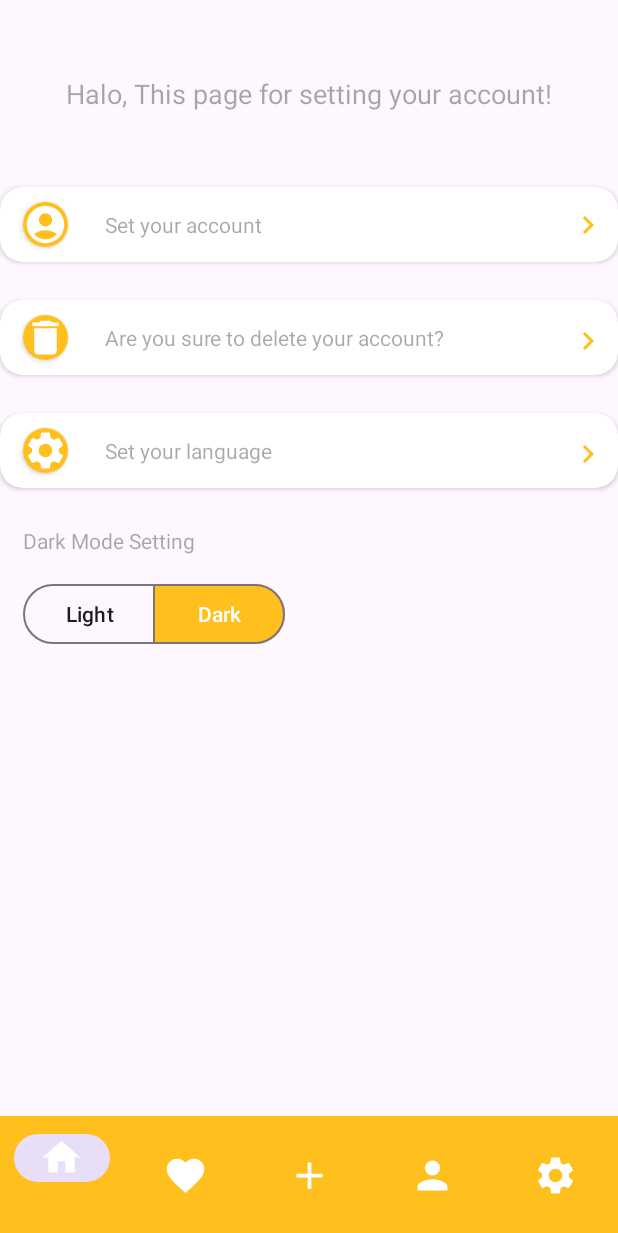
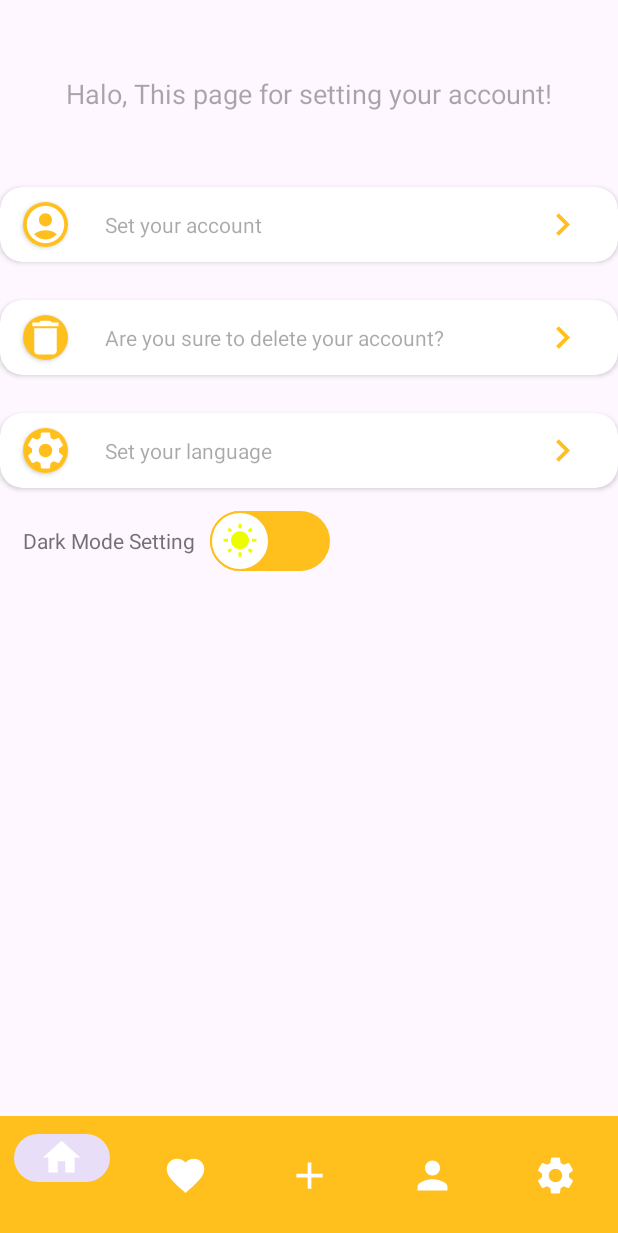
Before and after one commit to Aeoline/Recepku-MD, an Android app: the fragment SettingFragment placed in its activity, on a phone screen of 412 x 824 dp. Shown: the top 1233 px of the screen. Run offline under Robolectric (Android 15) with nearby library versions, the phone set to English and light mode, and no system bars; libraries missing offline, so code that uses them is left out: com.denzcoskun.imageslider; 10 statements that could not run were skipped.

Commit message:
settings-update

```diff
--- /dev/null
+++ b/app/src/main/java/com/aubrey/recepku/view/ViewModelFactory.kt
@@ -0,0 +1,36 @@
+package com.aubrey.recepku.view
+
+import android.content.Context
+import androidx.lifecycle.ViewModel
+import androidx.lifecycle.ViewModelProvider
+import com.aubrey.recepku.data.Injection
+import com.aubrey.recepku.data.repository.UserRepository
+import com.aubrey.recepku.view.register.RegisterViewModel
+
+class ViewModelFactory(private val repository: UserRepository): ViewModelProvider.NewInstanceFactory() {
+
+    override fun <T : ViewModel> create(modelClass: Class<T>): T {
+        return when{
+            modelClass.isAssignableFrom(RegisterViewModel::class.java) ->{
+                RegisterViewModel(repository) as T
+            }
+            modelClass.isAssignableFrom(SettingViewModel::class.java) ->{
+                SettingViewModel(repository) as T
+            }
+            else -> throw IllegalArgumentException("Unknown ViewModel class:" + modelClass.name)
+        }
+    }
+
+    companion object {
+        private var INSTANCE: ViewModelFactory? = null
+
+        fun getInstance(context: Context): ViewModelFactory {
+            if (INSTANCE == null) {
+                synchronized(ViewModelFactory::class.java) {
+                    INSTANCE = ViewModelFactory(Injection.provideRepository(context))
+                }
+            }
+            return INSTANCE as ViewModelFactory
+        }
+    }
+}
--- a/app/src/main/java/com/aubrey/recepku/view/fragments/SettingFragment.kt
+++ b/app/src/main/java/com/aubrey/recepku/view/fragments/SettingFragment.kt
@@ -1,60 +1,58 @@
 package com.aubrey.recepku.view.fragments
 
+import android.content.Intent
 import android.os.Bundle
+import android.provider.Settings
 import androidx.fragment.app.Fragment
 import android.view.LayoutInflater
 import android.view.View
 import android.view.ViewGroup
-import com.aubrey.recepku.R
+import android.widget.CompoundButton
+import androidx.appcompat.app.AppCompatDelegate
+import androidx.fragment.app.viewModels
+import com.aubrey.recepku.databinding.FragmentSettingBinding
+import com.aubrey.recepku.view.SettingViewModel
+import com.aubrey.recepku.view.ViewModelFactory
 
-// TODO: Rename parameter arguments, choose names that match
-// the fragment initialization parameters, e.g. ARG_ITEM_NUMBER
-private const val ARG_PARAM1 = "param1"
-private const val ARG_PARAM2 = "param2"
+class SettingFragment : Fragment() {
 
-/**
- * A simple [Fragment] subclass.
- * Use the [SettingFragment.newInstance] factory method to
- * create an instance of this fragment.
- */
-class SettingFragment : Fragment() {
-    // TODO: Rename and change types of parameters
-    private var param1: String? = null
-    private var param2: String? = null
-
-    override fun onCreate(savedInstanceState: Bundle?) {
-        super.onCreate(savedInstanceState)
-        arguments?.let {
-            param1 = it.getString(ARG_PARAM1)
-            param2 = it.getString(ARG_PARAM2)
-        }
-    }
+    private lateinit var binding: FragmentSettingBinding
 
     override fun onCreateView(
         inflater: LayoutInflater, container: ViewGroup?,
         savedInstanceState: Bundle?
-    ): View? {
-        // Inflate the layout for this fragment
-        return inflater.inflate(R.layout.fragment_setting, container, false)
+    ): View {
+        binding = FragmentSettingBinding.inflate(layoutInflater)
+        return binding.root
     }
 
-    companion object {
-        /**
-         * Use this factory method to create a new instance of
-         * this fragment using the provided parameters.
-         *
-         * @param param1 Parameter 1.
-         * @param param2 Parameter 2.
-         * @return A new instance of fragment SettingFragment.
-         */
-        // TODO: Rename and change types and number of parameters
-        @JvmStatic
-        fun newInstance(param1: String, param2: String) =
-            SettingFragment().apply {
-                arguments = Bundle().apply {
-                    putString(ARG_PARAM1, param1)
-                    putString(ARG_PARAM2, param2)
-                }
+    override fun onViewCreated(view: View, savedInstanceState: Bundle?) {
+        super.onViewCreated(view, savedInstanceState)
+        setDarkMode()
+        setLanguage()
+    }
+
+    private fun setLanguage(){
+        binding.cardLanguage.setOnClickListener {
+            val intent = Intent(Settings.ACTION_LOCALE_SETTINGS)
+            startActivity(intent)
+        }
+    }
+    private fun setDarkMode(){
+        val viewModel by viewModels<SettingViewModel> {
+            ViewModelFactory.getInstance(requireActivity().application)
+        }
+        viewModel.getThemeSetting().observe(this){
+            if (it){
+                AppCompatDelegate.setDefaultNightMode(AppCompatDelegate.MODE_NIGHT_YES)
+                binding.switchDarkMode.isChecked = true
+            }else{
+                AppCompatDelegate.setDefaultNightMode(AppCompatDelegate.MODE_NIGHT_NO)
+                binding.switchDarkMode.isChecked = false
             }
+        }
+        binding.switchDarkMode.setOnCheckedChangeListener { _: CompoundButton, isChecked: Boolean ->
+            viewModel.saveThemeSetting(isChecked)
+        }
     }
 }
--- /dev/null
+++ b/app/src/main/res/drawable/ic_night_grey.xml
@@ -0,0 +1,5 @@
+<vector android:height="24dp" android:tint="#424040"
+    android:viewportHeight="24" android:viewportWidth="24"
+    android:width="24dp" xmlns:android="http://schemas.android.com/apk/res/android">
+    <path android:fillColor="@android:color/white" android:pathData="M12.01,12c0,-3.57 2.2,-6.62 5.31,-7.87 0.89,-0.36 0.75,-1.69 -0.19,-1.9 -1.1,-0.24 -2.27,-0.3 -3.48,-0.14 -4.51,0.6 -8.12,4.31 -8.59,8.83C4.44,16.93 9.13,22 15.01,22c0.73,0 1.43,-0.08 2.12,-0.23 0.95,-0.21 1.1,-1.53 0.2,-1.9 -3.22,-1.29 -5.33,-4.41 -5.32,-7.87z"/>
+</vector>
--- /dev/null
+++ b/app/src/main/res/drawable/ic_sunny_yellow.xml
@@ -0,0 +1,5 @@
+<vector android:height="24dp" android:tint="#EDFD00"
+    android:viewportHeight="24" android:viewportWidth="24"
+    android:width="24dp" xmlns:android="http://schemas.android.com/apk/res/android">
+    <path android:fillColor="@android:color/white" android:pathData="M6.76,4.84l-1.8,-1.79 -1.41,1.41 1.79,1.79 1.42,-1.41zM4,10.5L1,10.5v2h3v-2zM13,0.55h-2L11,3.5h2L13,0.55zM20.45,4.46l-1.41,-1.41 -1.79,1.79 1.41,1.41 1.79,-1.79zM17.24,18.16l1.79,1.8 1.41,-1.41 -1.8,-1.79 -1.4,1.4zM20,10.5v2h3v-2h-3zM12,5.5c-3.31,0 -6,2.69 -6,6s2.69,6 6,6 6,-2.69 6,-6 -2.69,-6 -6,-6zM11,22.45h2L13,19.5h-2v2.95zM3.55,18.54l1.41,1.41 1.79,-1.8 -1.41,-1.41 -1.79,1.8z"/>
+</vector>
--- /dev/null
+++ b/app/src/main/res/drawable/thumb.xml
@@ -0,0 +1,9 @@
+<?xml version="1.0" encoding="utf-8"?>
+<selector xmlns:android="http://schemas.android.com/apk/res/android">
+    <item
+        android:state_checked="true"
+        android:drawable="@drawable/thumb_true"/>
+    <item
+        android:state_checked="false"
+        android:drawable="@drawable/thumb_false"/>
+</selector>
--- /dev/null
+++ b/app/src/main/res/drawable/thumb_false.xml
@@ -0,0 +1,21 @@
+<?xml version="1.0" encoding="utf-8"?>
+<layer-list xmlns:android="http://schemas.android.com/apk/res/android">
+    <item>
+        <shape android:shape="oval">
+            <solid
+                android:color="@color/white"/>
+            <size
+                android:height="8dp"
+                android:width="8dp"/>
+            <stroke
+                android:width="1dp"
+                android:color="@color/yellow"/>
+        </shape>
+    </item>
+    <item
+        android:drawable="@drawable/ic_sunny_yellow"
+        android:top="8dp"
+        android:bottom="8dp"
+        android:start="8dp"
+        android:end="8dp"/>
+</layer-list>
--- /dev/null
+++ b/app/src/main/res/drawable/thumb_true.xml
@@ -0,0 +1,21 @@
+<?xml version="1.0" encoding="utf-8"?>
+<layer-list xmlns:android="http://schemas.android.com/apk/res/android">
+    <item>
+        <shape android:shape="oval">
+            <solid
+                android:color="@color/white"/>
+            <size
+                android:height="8dp"
+                android:width="8dp"/>
+            <stroke
+                android:width="1dp"
+                android:color="@color/grey"/>
+        </shape>
+    </item>
+    <item
+        android:drawable="@drawable/ic_night_grey"
+        android:top="8dp"
+        android:bottom="8dp"
+        android:start="8dp"
+        android:end="8dp"/>
+</layer-list>
--- /dev/null
+++ b/app/src/main/res/drawable/track.xml
@@ -0,0 +1,28 @@
+<?xml version="1.0" encoding="utf-8"?>
+<selector xmlns:android="http://schemas.android.com/apk/res/android">
+    <item
+        android:state_checked="true">
+        <shape
+            android:shape="rectangle">
+            <solid
+                android:color="@color/grey"/>
+            <size
+                android:height="8dp"/>
+            <corners
+                android:radius="100dp"/>
+        </shape>
+    </item>
+
+    <item
+        android:state_checked="false">
+        <shape
+            android:shape="rectangle">
+            <solid
+                android:color="@color/yellow"/>
+            <size
+                android:height="8dp"/>
+            <corners
+                android:radius="100dp"/>
+        </shape>
+    </item>
+</selector>
--- a/app/src/main/res/layout/fragment_setting.xml
+++ b/app/src/main/res/layout/fragment_setting.xml
@@ -47,11 +47,11 @@
                 android:layout_marginTop="15dp"/>
             <ImageView
                 android:id="@+id/ivNavAccount"
-                android:layout_width="wrap_content"
-                android:layout_height="wrap_content"
+                android:layout_width="30dp"
+                android:layout_height="30dp"
                 app:srcCompat="@drawable/ic_next_yellow"
-                android:layout_marginStart="380dp"
-                android:layout_marginTop="13dp"/>
+                android:layout_marginStart="360dp"
+                android:layout_marginTop="10dp"/>
         </androidx.cardview.widget.CardView>
 
         <androidx.cardview.widget.CardView
@@ -82,11 +82,11 @@
                 android:layout_marginTop="15dp"/>
             <ImageView
                 android:id="@+id/ivNavDelete"
-                android:layout_width="wrap_content"
-                android:layout_height="wrap_content"
+                android:layout_width="30dp"
+                android:layout_height="30dp"
                 app:srcCompat="@drawable/ic_next_yellow"
-                android:layout_marginStart="380dp"
-                android:layout_marginTop="15dp"/>
+                android:layout_marginStart="360dp"
+                android:layout_marginTop="10dp"/>
         </androidx.cardview.widget.CardView>
 
 
@@ -118,11 +118,11 @@
                 android:layout_marginTop="15dp"/>
             <ImageView
                 android:id="@+id/ivNavSetting"
-                android:layout_width="wrap_content"
-                android:layout_height="wrap_content"
+                android:layout_width="30dp"
+                android:layout_height="30dp"
                 app:srcCompat="@drawable/ic_next_yellow"
-                android:layout_marginStart="380dp"
-                android:layout_marginTop="15dp"/>
+                android:layout_marginStart="360dp"
+                android:layout_marginTop="10dp"/>
         </androidx.cardview.widget.CardView>
 
         <TextView
@@ -135,32 +135,26 @@
             app:layout_constraintStart_toStartOf="parent"
             android:hint="@string/darkmode_setting"/>
 
-        <com.google.android.material.button.MaterialButtonToggleGroup
-            android:id="@+id/toggleButton"
-            android:layout_width="175dp"
-            android:layout_height="57dp"
+        <TextView
+            android:id="@+id/tvDarkMode"
+            android:layout_width="wrap_content"
+            android:layout_height="wrap_content"
+            app:layout_constraintTop_toBottomOf="@id/cardLanguage"
+            android:layout_marginTop="25dp"
+            app:layout_constraintStart_toStartOf="parent"
             android:layout_marginStart="15dp"
+            android:hint="@string/darkmode_setting"/>
+        <Switch
+            android:id="@+id/switchDarkMode"
+            android:layout_width="wrap_content"
+            android:layout_height="wrap_content"
+            app:layout_constraintTop_toBottomOf="@id/cardLanguage"
+            android:layout_marginStart="10dp"
+            app:layout_constraintStart_toEndOf="@id/tvDarkMode"
             android:layout_marginTop="15dp"
-            app:layout_constraintTop_toBottomOf="@id/tvLanguage"
-            app:layout_constraintStart_toStartOf="parent"
-            app:layout_constraintVertical_bias="0.452">
-
-            <Button
-                android:id="@+id/button_light"
-                style="?attr/materialButtonOutlinedStyle"
-                android:layout_width="wrap_content"
-                android:layout_height="wrap_content"
-                android:text="@string/light" />
-
-            <Button
-                android:id="@+id/button_dark"
-                style="?attr/materialButtonOutlinedStyle"
-                android:layout_width="wrap_content"
-                android:layout_height="wrap_content"
-                android:backgroundTint="@color/yellow"
-                android:text="@string/dark"
-                android:textColor="@color/white" />
-        </com.google.android.material.button.MaterialButtonToggleGroup>
+            android:thumb="@drawable/thumb"
+            android:track="@drawable/track"
+            tools:ignore="UseSwitchCompatOrMaterialXml" />
 
     </androidx.constraintlayout.widget.ConstraintLayout>
 </FrameLayout>
--- a/app/src/main/res/values/colors.xml
+++ b/app/src/main/res/values/colors.xml
@@ -4,4 +4,5 @@
     <color name="white">#FFFFFFFF</color>
     <color name="yellow">#FFBF1C</color>
     <color name="red">#AC0808</color>
+    <color name="grey">#FF424242</color>
 </resources>
```
Also changed, not shown: app/build.gradle.kts (+21 -0 lines), app/src/main/java/com/aubrey/recepku/data/repository/UserRepository.kt (added, +55 -0 lines), app/src/main/java/com/aubrey/recepku/data/userpref/UserPreferences.kt (added, +69 -0 lines), app/src/main/java/com/aubrey/recepku/view/SettingViewModel.kt (added, +18 -0 lines).
